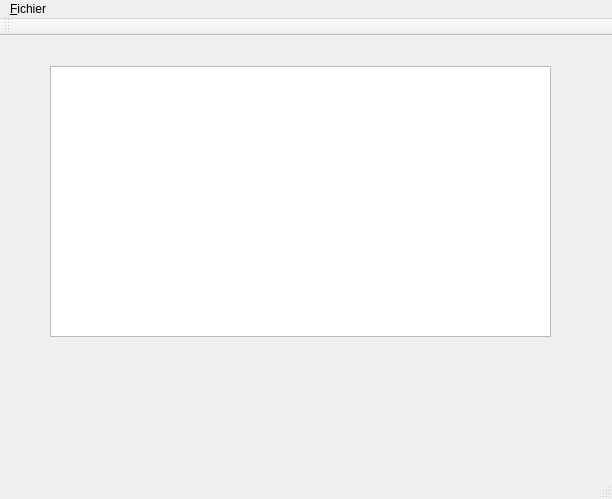
First picture: the form in mainwindow.ui, repository gthom/bts_SIO_Gap_Crab_Equipe_Est, before the edit.
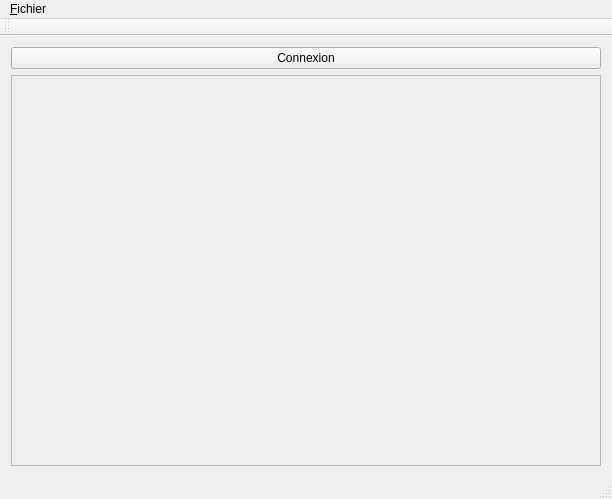
Second picture: the form after the edit.

Diff of the .ui file:
```diff
--- a/mainwindow.ui
+++ b/mainwindow.ui
@@ -14,16 +14,26 @@
    <string>MainWindow</string>
   </property>
   <widget class="QWidget" name="centralWidget">
-   <widget class="QTableWidget" name="tableWidget">
-    <property name="geometry">
-     <rect>
-      <x>50</x>
-      <y>30</y>
-      <width>501</width>
-      <height>271</height>
-     </rect>
-    </property>
-   </widget>
+   <layout class="QGridLayout" name="gridLayout">
+    <item row="0" column="0">
+     <layout class="QVBoxLayout" name="verticalLayout">
+      <item>
+       <widget class="QPushButton" name="pushButtonConnect">
+        <property name="text">
+         <string>Connexion</string>
+        </property>
+       </widget>
+      </item>
+      <item>
+       <widget class="QTableWidget" name="tableWidget">
+        <property name="enabled">
+         <bool>false</bool>
+        </property>
+       </widget>
+      </item>
+     </layout>
+    </item>
+   </layout>
   </widget>
   <widget class="QMenuBar" name="menuBar">
    <property name="geometry">
```
